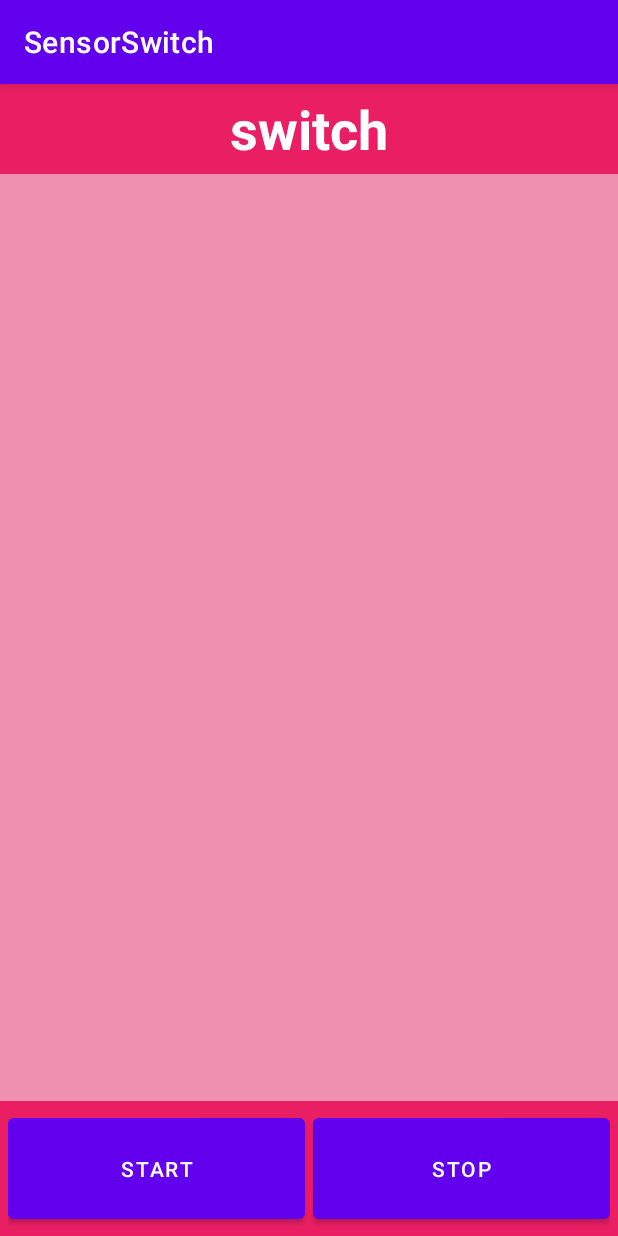
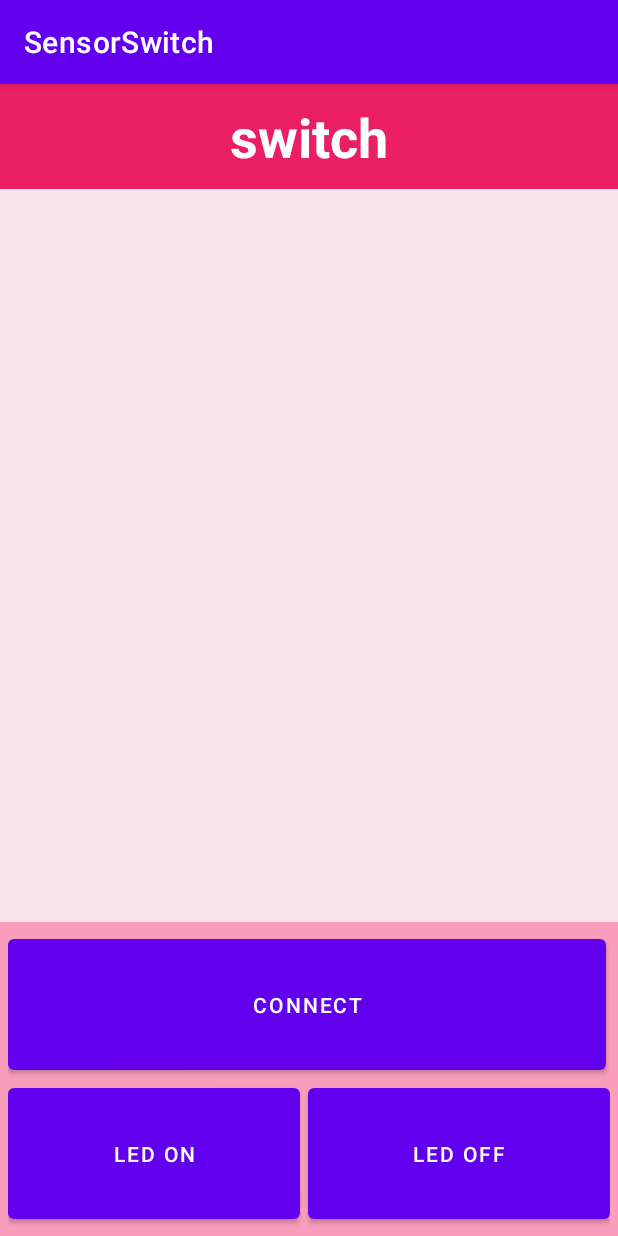
Before and after one commit to multicampus4/iot-smart-building, an Android app: the screen it shows after launch (MainActivity), on a phone screen of 412 x 824 dp. Run offline under Robolectric (Android 15) with nearby library versions, the light colour scheme and no system bars.

```diff
--- a/SensorSwitch/app/src/main/res/layout/activity_main.xml
+++ b/SensorSwitch/app/src/main/res/layout/activity_main.xml
@@ -10,7 +10,8 @@
     <TextView
         android:id="@+id/textView2"
         android:layout_width="match_parent"
-        android:layout_height="60dp"
+        android:layout_height="match_parent"
+        android:layout_weight="5"
         android:background="#E91E63"
         android:gravity="center"
         android:text="switch"
@@ -38,7 +39,7 @@
                 android:id="@+id/tx_data"
                 android:layout_width="match_parent"
                 android:layout_height="match_parent"
-                android:background="#EF90B0"
+                android:background="#FAE5EC"
                 android:textSize="15sp" />
         </LinearLayout>
     </ScrollView>
@@ -46,10 +47,25 @@
     <LinearLayout
         android:layout_width="match_parent"
         android:layout_height="match_parent"
-        android:layout_weight="9"
-        android:background="#E91E63"
-        android:orientation="horizontal"
+        android:layout_weight="4"
+        android:background="#F89DBC"
+        android:orientation="vertical"
         android:padding="5dp">
+
+        <Button
+            android:id="@+id/bt_conn"
+            android:layout_width="match_parent"
+            android:layout_height="match_parent"
+            android:layout_marginRight="2.5dp"
+            android:layout_weight="1"
+            android:onClick="clickBt"
+            android:text="Connect" />
+
+        <LinearLayout
+            android:layout_width="match_parent"
+            android:layout_height="match_parent"
+            android:layout_weight="1"
+            android:orientation="horizontal">
 
             <Button
                 android:id="@+id/bt_start"
@@ -58,7 +74,8 @@
                 android:layout_marginRight="2.5dp"
                 android:layout_weight="1"
                 android:onClick="clickBt"
-            android:text="Start" />
+                android:text="LED ON"
+                app:iconTint="#FFFFFF" />
 
             <Button
                 android:id="@+id/bt_stop"
@@ -67,6 +84,8 @@
                 android:layout_marginLeft="2.5dp"
                 android:layout_weight="1"
                 android:onClick="clickBt"
-            android:text="Stop" />
+                android:text="LED OFF" />
+        </LinearLayout>
+
     </LinearLayout>
 </LinearLayout>
```
Also changed, not shown: SensorSwitch/app/src/main/java/com/example/sensorswitch/MainActivity.java (+21 -20 lines), 1 other file. Lines whose indentation alone changed are shown as unchanged.
